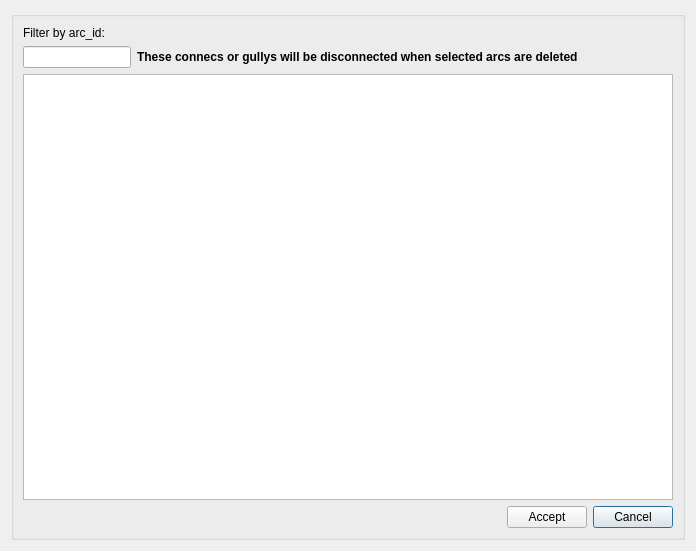
Giswater/giswater_qgis_plugin, file core/ui/toolbars/edit/feature_end_connec.ui: the form before one commit.
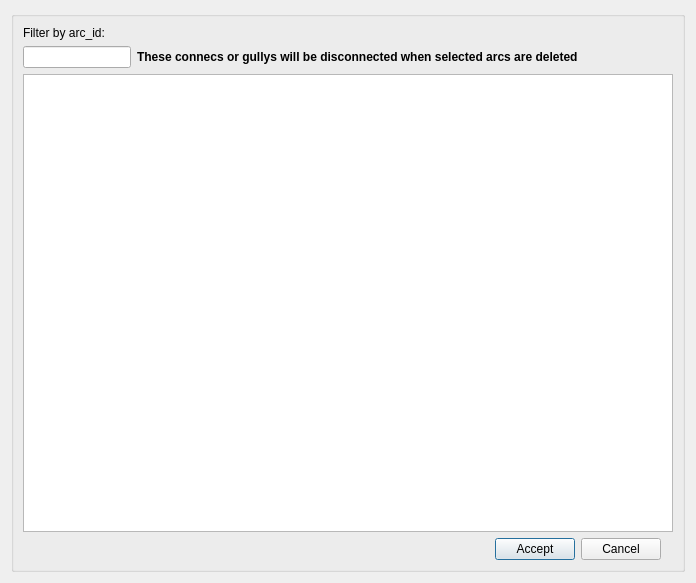
The form after the commit.

Commit message: style(ui): add lyt_buttons QGridLayout for all dialogs.

What changed in the file:
```diff
--- a/core/ui/toolbars/edit/feature_end_connec.ui
+++ b/core/ui/toolbars/edit/feature_end_connec.ui
@@ -7,7 +7,7 @@
     <x>0</x>
     <y>0</y>
     <width>696</width>
-    <height>551</height>
+    <height>583</height>
    </rect>
   </property>
   <property name="windowTitle">
@@ -20,27 +20,6 @@
       <string/>
      </property>
      <layout class="QGridLayout" name="verticalLayout_3">
-      <item row="4" column="0" colspan="3">
-       <widget class="QTableView" name="tbl_arc_x_relations">
-        <property name="sortingEnabled">
-         <bool>true</bool>
-        </property>
-       </widget>
-      </item>
-      <item row="5" column="2">
-       <widget class="QPushButton" name="btn_cancel">
-        <property name="text">
-         <string>Cancel</string>
-        </property>
-       </widget>
-      </item>
-      <item row="5" column="1">
-       <widget class="QPushButton" name="btn_accept">
-        <property name="text">
-         <string>Accept</string>
-        </property>
-       </widget>
-      </item>
       <item row="1" column="0">
        <layout class="QHBoxLayout" name="horizontalLayout">
         <item>
@@ -52,18 +31,12 @@
         </item>
        </layout>
       </item>
-      <item row="5" column="0">
-       <spacer name="horizontalSpacer">
-        <property name="orientation">
-         <enum>Qt::Horizontal</enum>
+      <item row="4" column="0" colspan="3">
+       <widget class="QTableView" name="tbl_arc_x_relations">
+        <property name="sortingEnabled">
+         <bool>true</bool>
         </property>
-        <property name="sizeHint" stdset="0">
-         <size>
-          <width>40</width>
-          <height>20</height>
-         </size>
-        </property>
-       </spacer>
+       </widget>
       </item>
       <item row="2" column="0" colspan="3">
        <layout class="QHBoxLayout" name="horizontalLayout_2">
@@ -108,6 +81,40 @@
         </item>
        </layout>
       </item>
+      <item row="6" column="0">
+       <layout class="QGridLayout" name="lyt_buttons">
+        <property name="topMargin">
+         <number>0</number>
+        </property>
+        <item row="0" column="0">
+         <spacer name="horizontalSpacer">
+          <property name="orientation">
+           <enum>Qt::Horizontal</enum>
+          </property>
+          <property name="sizeHint" stdset="0">
+           <size>
+            <width>40</width>
+            <height>20</height>
+           </size>
+          </property>
+         </spacer>
+        </item>
+        <item row="0" column="1">
+         <widget class="QPushButton" name="btn_accept">
+          <property name="text">
+           <string>Accept</string>
+          </property>
+         </widget>
+        </item>
+        <item row="0" column="2">
+         <widget class="QPushButton" name="btn_cancel">
+          <property name="text">
+           <string>Cancel</string>
+          </property>
+         </widget>
+        </item>
+       </layout>
+      </item>
      </layout>
     </widget>
    </item>
```
The commit also changes 58 other files.
